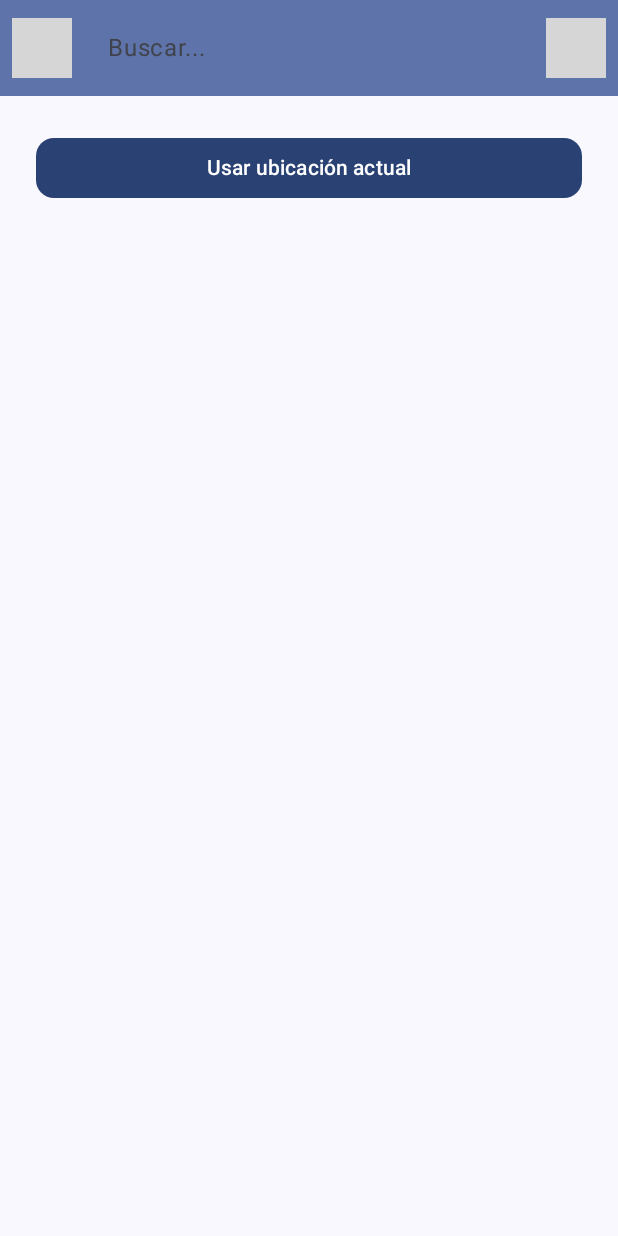
After one commit to CMFerrer/MedWeather, an Android app built with Jetpack Compose: the SearchScreen screen opened through its navigation route, on a phone screen of 412 x 824 dp. The commit adds this screen. Run offline under Robolectric (Android 15) with nearby library versions, the phone set to English and light mode, and no system bars; our stand-ins replace Dagger/Hilt's generated code; libraries missing offline, so code that uses them is left out: com.chiksmedina.solar; 3 statements that could not run were skipped; grey boxes are pictures that could not be loaded.

Commit message:
Search UI

```diff
--- a/app/src/main/java/com/chiksmedina/medweather/AppScreen.kt
+++ b/app/src/main/java/com/chiksmedina/medweather/AppScreen.kt
@@ -5,6 +5,7 @@ import androidx.compose.foundation.layout.Column
 import androidx.compose.foundation.layout.Spacer
 import androidx.compose.foundation.layout.height
 import androidx.compose.material3.Button
+import androidx.compose.material3.ExperimentalMaterial3Api
 import androidx.compose.material3.Scaffold
 import androidx.compose.material3.Text
 import androidx.compose.runtime.Composable
@@ -15,7 +16,7 @@ import com.google.accompanist.permissions.ExperimentalPermissionsApi
 import com.google.accompanist.permissions.MultiplePermissionsState
 import com.google.android.gms.location.FusedLocationProviderClient
 
-@OptIn(ExperimentalPermissionsApi::class)
+@OptIn(ExperimentalPermissionsApi::class, ExperimentalMaterial3Api::class)
 @Composable
 fun AppScreen(
     appState: AppState = rememberAppState()
--- a/app/src/main/java/com/chiksmedina/medweather/search/navigation/SearchNavigation.kt
+++ b/app/src/main/java/com/chiksmedina/medweather/search/navigation/SearchNavigation.kt
@@ -1,12 +1,20 @@
 package com.chiksmedina.medweather.search.navigation
 
 import androidx.compose.foundation.layout.PaddingValues
+import androidx.compose.runtime.getValue
+import androidx.hilt.navigation.compose.hiltViewModel
+import androidx.lifecycle.compose.collectAsStateWithLifecycle
 import androidx.navigation.NavController
 import androidx.navigation.NavGraphBuilder
 import androidx.navigation.NavOptions
 import androidx.navigation.compose.composable
 import com.chiksmedina.medweather.AppState
 import com.chiksmedina.medweather.navigation.Routes
+import com.chiksmedina.medweather.search.ui.NewSearch
+import com.chiksmedina.medweather.search.ui.SearchScreen
+import com.chiksmedina.medweather.search.ui.SearchUiState
+import com.chiksmedina.medweather.search.ui.SearchViewModel
+import com.chiksmedina.medweather.weather.ui.LoadingUI
 
 fun NavController.navigateToSearch(navOptions: NavOptions? = null) {
     this.navigate(Routes.Search.route, navOptions)
@@ -20,6 +28,21 @@ fun NavGraphBuilder.searchScreen(
         route = Routes.Search.route,
     ) { backStackEntry ->
 
+        val searchViewModel = hiltViewModel<SearchViewModel>()
+        val uiState by searchViewModel.uiState.collectAsStateWithLifecycle()
+
+        when (uiState) {
+            SearchUiState.New -> NewSearch(
+                onBackPress = { appState.navController.popBackStack() },
+                search = searchViewModel::search
+            )
+            SearchUiState.Loading -> LoadingUI()
+            is SearchUiState.Success -> SearchScreen(
+                uiState = uiState as SearchUiState.Success,
+                onBackPress = { appState.navController.popBackStack() },
+                search = searchViewModel::search
+            )
+        }
 
     }
 }
--- /dev/null
+++ b/app/src/main/java/com/chiksmedina/medweather/search/ui/SearchScreen.kt
@@ -0,0 +1,141 @@
+package com.chiksmedina.medweather.search.ui
+
+import androidx.compose.foundation.layout.Box
+import androidx.compose.foundation.layout.Column
+import androidx.compose.foundation.layout.fillMaxSize
+import androidx.compose.foundation.layout.fillMaxWidth
+import androidx.compose.foundation.layout.padding
+import androidx.compose.foundation.text.KeyboardActions
+import androidx.compose.foundation.text.KeyboardOptions
+import androidx.compose.material3.Button
+import androidx.compose.material3.ExperimentalMaterial3Api
+import androidx.compose.material3.Icon
+import androidx.compose.material3.IconButton
+import androidx.compose.material3.ListItem
+import androidx.compose.material3.MaterialTheme
+import androidx.compose.material3.Text
+import androidx.compose.material3.TextField
+import androidx.compose.material3.TextFieldDefaults
+import androidx.compose.material3.TopAppBar
+import androidx.compose.material3.TopAppBarDefaults
+import androidx.compose.runtime.Composable
+import androidx.compose.runtime.getValue
+import androidx.compose.runtime.mutableStateOf
+import androidx.compose.runtime.remember
+import androidx.compose.runtime.setValue
+import androidx.compose.ui.Alignment
+import androidx.compose.ui.Modifier
+import androidx.compose.ui.graphics.Color
+import androidx.compose.ui.text.input.ImeAction
+import androidx.compose.ui.unit.dp
+import com.chiksmedina.solar.OutlineSolar
+import com.chiksmedina.solar.outline.Arrows
+import com.chiksmedina.solar.outline.Search
+import com.chiksmedina.solar.outline.arrows.AltArrowLeft
+import com.chiksmedina.solar.outline.search.MinimalisticMagnifer
+
+@Composable
+fun SearchWrapper(
+    onBackPress: () -> Unit,
+    search: (String) -> Unit,
+    content:  @Composable () -> Unit,
+) {
+    Column(
+        modifier = Modifier
+            .fillMaxSize(),
+        horizontalAlignment =  Alignment.CenterHorizontally
+    ) {
+        SearchTopBar(onBackPress, search)
+        content()
+    }
+}
+
+@Composable
+fun SearchScreen(
+    uiState: SearchUiState.Success,
+    onBackPress: () -> Unit,
+    search: (String) -> Unit
+) {
+
+    SearchWrapper(onBackPress = onBackPress, search = search) {
+        uiState.cities?.let {
+            for (city in it.results) {
+                ListItem(
+                    headlineContent = { Text(text = city.name) },
+                    supportingContent = { Text(text = "${city.admin1} ${city.country}") },
+                )
+            }
+        }
+    }
+
+}
+
+@Composable
+fun NewSearch(onBackPress: () -> Unit, search: (String) -> Unit) {
+    SearchWrapper(onBackPress = onBackPress, search = search) {
+        Box(
+            modifier = Modifier
+                .fillMaxWidth()
+                .padding(24.dp),
+            contentAlignment = Alignment.Center
+        ) {
+            Button(
+                onClick = { /*TODO*/ },
+                modifier = Modifier.fillMaxWidth(),
+                shape = MaterialTheme.shapes.medium
+            ) {
+                Text(text = "Usar ubicación actual")
+            }
+        }
+    }
+}
+
+@OptIn(ExperimentalMaterial3Api::class)
+@Composable
+fun SearchTopBar(
+    onBackPress: () -> Unit,
+    search: (String) -> Unit
+) {
+    var text by remember { mutableStateOf("") }
+
+    TopAppBar(
+        colors = TopAppBarDefaults.topAppBarColors(
+            containerColor = MaterialTheme.colorScheme.primaryContainer,
+            titleContentColor = MaterialTheme.colorScheme.primary,
+        ),
+        navigationIcon = {
+            IconButton(onClick = { onBackPress() }) {
+                Icon(imageVector = OutlineSolar.Arrows.AltArrowLeft, contentDescription = null)
+            }
+        },
+        title = {
+            TextField(
+                value = text,
+                onValueChange = { text = it },
+                placeholder = { Text(text = "Buscar...") },
+                singleLine = true,
+                keyboardOptions = KeyboardOptions(
+                    imeAction = ImeAction.Search
+                ),
+                keyboardActions = KeyboardActions(
+                    onSearch = { search(text) }
+                ),
+                colors = TextFieldDefaults.colors(
+                    focusedIndicatorColor = Color.Transparent,
+                    unfocusedIndicatorColor = Color.Transparent,
+                    disabledIndicatorColor = Color.Transparent,
+                    focusedContainerColor = MaterialTheme.colorScheme.primaryContainer,
+                    unfocusedContainerColor = MaterialTheme.colorScheme.primaryContainer,
+                )
+            )
+        },
+        actions = {
+            IconButton(onClick = { search(text) }) {
+                Icon(
+                    imageVector = OutlineSolar.Search.MinimalisticMagnifer,
+                    contentDescription = "Search icon"
+                )
+            }
+        }
+    )
+}
--- /dev/null
+++ b/app/src/main/java/com/chiksmedina/medweather/search/ui/SearchViewModel.kt
@@ -0,0 +1,31 @@
+package com.chiksmedina.medweather.search.ui
+
+import androidx.lifecycle.ViewModel
+import androidx.lifecycle.viewModelScope
+import com.chiksmedina.medweather.search.data.SearchRepository
+import dagger.hilt.android.lifecycle.HiltViewModel
+import kotlinx.coroutines.Dispatchers
+import kotlinx.coroutines.flow.MutableStateFlow
+import kotlinx.coroutines.flow.asStateFlow
+import kotlinx.coroutines.flow.update
+import kotlinx.coroutines.launch
+import javax.inject.Inject
+
+@HiltViewModel
+class SearchViewModel @Inject constructor(
+    private val repository: SearchRepository,
+) : ViewModel() {
+
+    private val _uiState = MutableStateFlow<SearchUiState>(SearchUiState.New)
+    val uiState = _uiState.asStateFlow()
+
+    fun search(city: String) {
+        viewModelScope.launch(Dispatchers.IO) {
+            _uiState.update { SearchUiState.Loading }
+            repository.search(city).
+                    onSuccess {  result ->
+                        _uiState.update { SearchUiState.Success(result) }
+                    }
+        }
+    }
+}
--- a/app/src/main/java/com/chiksmedina/medweather/weather/ui/WeatherScreen.kt
+++ b/app/src/main/java/com/chiksmedina/medweather/weather/ui/WeatherScreen.kt
@@ -1,6 +1,7 @@
 package com.chiksmedina.medweather.weather.ui
 
 import androidx.compose.foundation.layout.Arrangement
+import androidx.compose.foundation.layout.Box
 import androidx.compose.foundation.layout.Column
 import androidx.compose.foundation.layout.PaddingValues
 import androidx.compose.foundation.layout.Row
@@ -13,6 +14,7 @@ import androidx.compose.foundation.lazy.LazyRow
 import androidx.compose.foundation.rememberScrollState
 import androidx.compose.foundation.verticalScroll
 import androidx.compose.material3.Card
+import androidx.compose.material3.CircularProgressIndicator
 import androidx.compose.material3.Icon
 import androidx.compose.material3.MaterialTheme
 import androidx.compose.material3.Text
@@ -62,7 +64,7 @@ fun WeatherScreen(
     ) {
 
         uiState.forecast?.let {
-            City(city = "Lima")
+            City(city = "Lima", toSearch= toSearch)
             WeatherHeader(
                 "${it.current.temperature2m} ${it.currentUnits.temperature2m}",
                 "${it.daily.temperature2mMax[0]} ${it.dailyUnits.temperature2mMax[0]}",
@@ -86,8 +88,8 @@ fun WeatherScreen(
 }
 
 @Composable
-fun City(city: String) {
-    TextButton(onClick = { /*TODO*/ }) {
+fun City(city: String, toSearch: () -> Unit) {
+    TextButton(onClick = { toSearch() }) {
         Text(text = city, modifier = Modifier.padding(horizontal = 18.dp), style = MaterialTheme.typography.titleLarge)
     }
 }
@@ -283,10 +285,21 @@ fun SunriseAndSunset(sunrise: String, sunset: String) {
     ) {
 
         Card(modifier = Modifier.weight(1f)) {
-            UsefulInformationCard(modifier = Modifier.align(Alignment.CenterHorizontally).padding(vertical = 8.dp), icon = OutlineSolar.Weather.Sunrise, text = sunrise, subText = "Amanecer")
+            UsefulInformationCard(modifier = Modifier
+                .align(Alignment.CenterHorizontally)
+                .padding(vertical = 8.dp), icon = OutlineSolar.Weather.Sunrise, text = sunrise, subText = "Amanecer")
         }
         Card(modifier = Modifier.weight(1f)) {
-            UsefulInformationCard(modifier = Modifier.align(Alignment.CenterHorizontally).padding(vertical = 8.dp), icon = OutlineSolar.Weather.Sunset, text = sunset, subText = "Atardecer")
+            UsefulInformationCard(modifier = Modifier
+                .align(Alignment.CenterHorizontally)
+                .padding(vertical = 8.dp), icon = OutlineSolar.Weather.Sunset, text = sunset, subText = "Atardecer")
         }
     }
 }
+
+@Composable
+fun LoadingUI() {
+    Box(modifier = Modifier.fillMaxSize(), contentAlignment = Alignment.Center) {
+        CircularProgressIndicator()
+    }
+}
--- a/app/src/main/java/com/chiksmedina/medweather/weather/ui/WeatherViewModel.kt
+++ b/app/src/main/java/com/chiksmedina/medweather/weather/ui/WeatherViewModel.kt
@@ -22,7 +22,6 @@ class WeatherViewModel @Inject constructor(
     init {
         // Fetch weather data when the ViewModel is created
         getWeather(lat = -12.0432, lon = -77.0282)
-        //viewModelScope.launch { repository.getWeather(lat = 40.7128, lon = -74.0060)
     }
 
     fun getWeather(lat: Double, lon: Double) {
```
Also changed, not shown: app/src/main/java/com/chiksmedina/medweather/search/ui/SearchUiState.kt (added, +14 -0 lines), app/src/main/java/com/chiksmedina/medweather/weather/navigation/WeatherNavigation.kt (+7 -17 lines).
